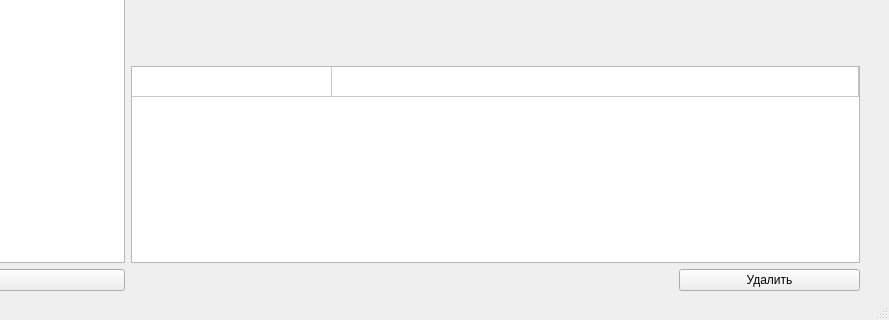
Qt form app/xml/main_window.ui (dvraklanov/RentaCar) before a commit; both pictures show x 391 to 1280 and y 400 to 720 of the 1280 by 720 pixel window.
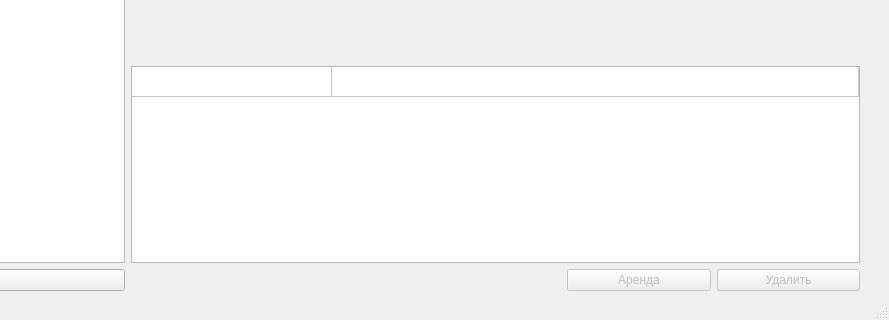
The same form after that commit.

```diff
--- a/app/xml/main_window.ui
+++ b/app/xml/main_window.ui
@@ -323,7 +323,7 @@
           </widget>
          </item>
          <item>
-          <layout class="QHBoxLayout" name="horizontalLayout_3" stretch="3,1">
+          <layout class="QHBoxLayout" name="horizontalLayout_3" stretch="3,1,1">
            <item>
             <widget class="QLabel" name="msg_box">
              <property name="text">
@@ -331,8 +331,21 @@
              </property>
             </widget>
            </item>
+           <item>
+            <widget class="QPushButton" name="new_rent_btn">
+             <property name="enabled">
+              <bool>false</bool>
+             </property>
+             <property name="text">
+              <string>Аренда</string>
+             </property>
+            </widget>
+           </item>
            <item>
             <widget class="QPushButton" name="delete_btn">
+             <property name="enabled">
+              <bool>false</bool>
+             </property>
              <property name="text">
               <string>Удалить</string>
              </property>
```
Left out of the diff: 4 changed lines with no effect on the pictures.
